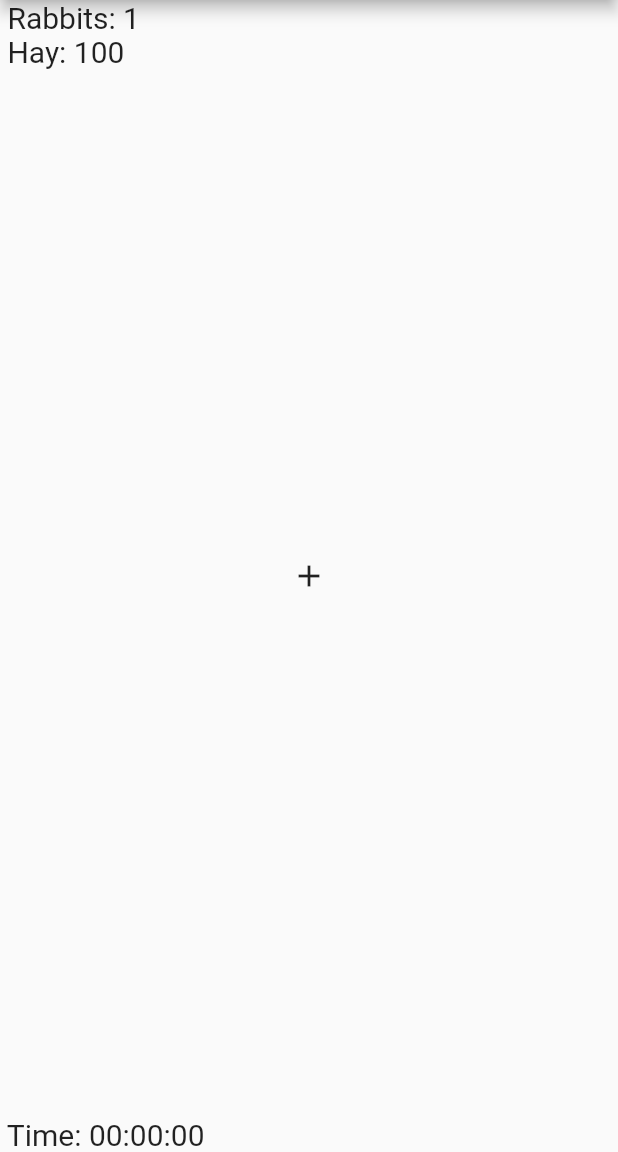
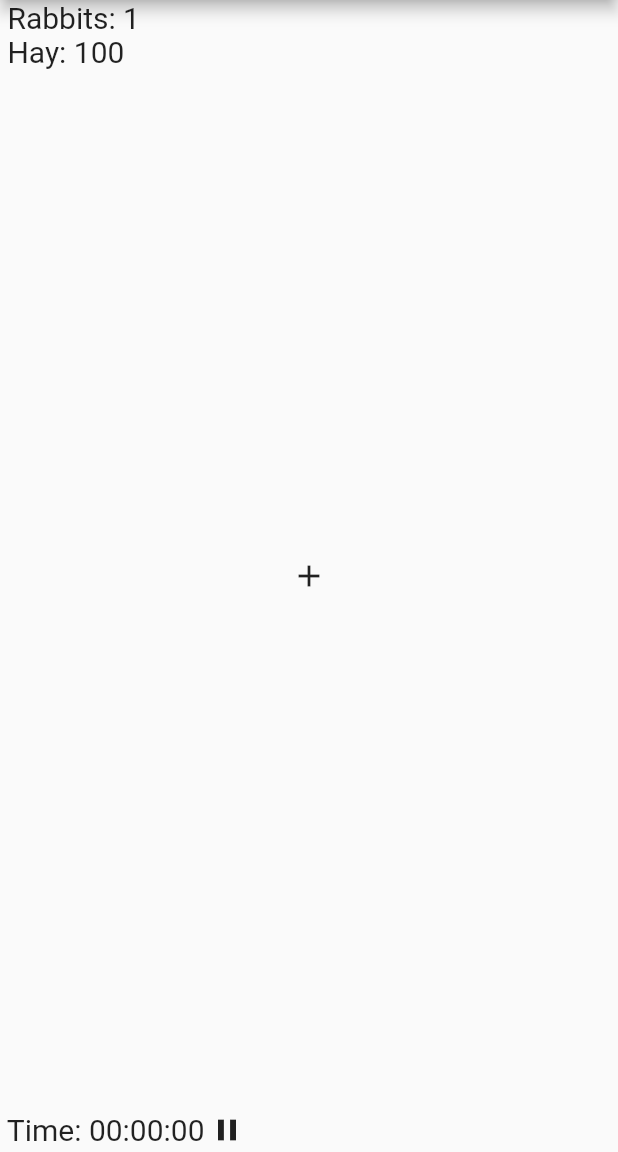
Before and after one commit to foise/rabbit_clicker, a Flutter app: the GameScreen screen opened directly, on a phone screen of 412 x 824 dp, the part 84-1236 px from its top. Run offline on Flutter 3.47's test engine with Material 2 defaults, Android fonts, the phone set to English and light mode, and no system bars; our stand-ins replace shared_preferences; accounts and stored records are empty.

Commit message:
Pause Button

```diff
--- /dev/null
+++ b/lib/listeners/pause_button.dart
@@ -0,0 +1,41 @@
+import 'package:flutter/material.dart';
+import 'package:rabbit_clicker/models/game_model.dart';
+import 'package:provider/provider.dart';
+
+class PauseButton extends StatefulWidget {
+  @override
+  _PauseButtonState createState() => _PauseButtonState();
+}
+
+class _PauseButtonState extends State<PauseButton> {
+  IconData iconData = Icons.pause;
+  @override
+  Widget build(BuildContext context) {
+    return Consumer<RabbitClicker>(
+      builder: (context, gameModel, child) {
+        return GestureDetector(
+          onTapDown: (TapDownDetails details) {
+            if (gameModel.pause) {
+              gameModel.startTimer();
+              gameModel.setPause();
+              setState(() {
+                iconData = Icons.pause;
+              });
+            } else {
+              gameModel.stopTimer();
+              gameModel.setPause();
+              setState(() {
+                iconData = Icons.play_arrow;
+              });
+            }
+          },
+          child: Container(
+            width: 30,
+            height: 30,
+            child: Icon(iconData),
+          ),
+        );
+      },
+    );
+  }
+}
--- a/lib/models/game_model.dart
+++ b/lib/models/game_model.dart
@@ -11,6 +11,7 @@ class RabbitClicker extends ChangeNotifier {
   double _hayCosumptionPerSecond = 1.0;
 
   bool _tap = false;
+  bool _pause = false;
   double _tapdy;
   double _tapdx;
 
@@ -24,6 +25,7 @@ class RabbitClicker extends ChangeNotifier {
   double get hayConsumptionPerSecond => _hayCosumptionPerSecond;
 
   bool get tap => _tap;
+  bool get pause => _pause;
   double get tapdy => _tapdy;
   double get tapdx => _tapdx;
 
@@ -34,6 +36,13 @@ class RabbitClicker extends ChangeNotifier {
   RabbitClicker() {
     _watch = Stopwatch();
     getSaveData();
+  }
+
+  void setPause() {
+    if (_pause)
+      _pause = false;
+    else
+      _pause = true;
   }
 
   void getSaveData() async {
--- a/lib/screens/game_screen.dart
+++ b/lib/screens/game_screen.dart
@@ -1,5 +1,6 @@
 import 'package:flutter/material.dart';
 import 'package:provider/provider.dart';
+import 'package:rabbit_clicker/listeners/pause_button.dart';
 import 'package:rabbit_clicker/listeners/watch_view.dart';
 import 'package:rabbit_clicker/models/game_model.dart';
 import 'package:rabbit_clicker/listeners/hay_count.dart';
@@ -71,7 +72,12 @@ class _GameScreenState extends State<GameScreen> {
                       Expanded(
                         child: HayCountView(),
                       ),
-                      WatchView(),
+                      Row(
+                        children: [
+                          WatchView(),
+                          PauseButton(),
+                        ],
+                      ),
                     ],
                   ),
                 ),
```
Also changed, not shown: lib/listeners/hay_button.dart (+11 -5 lines).
